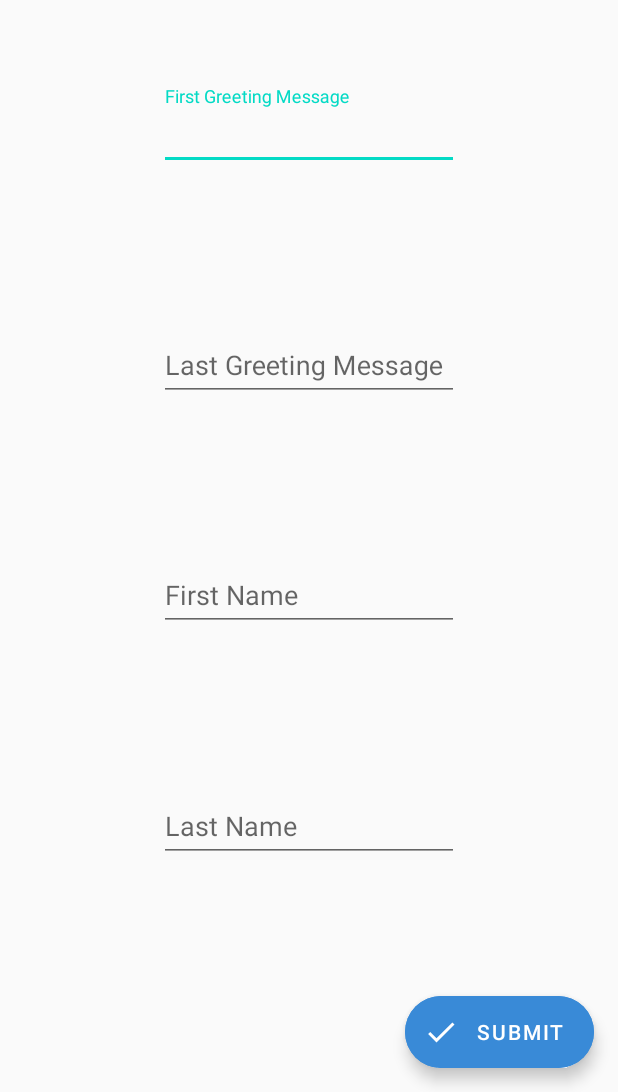
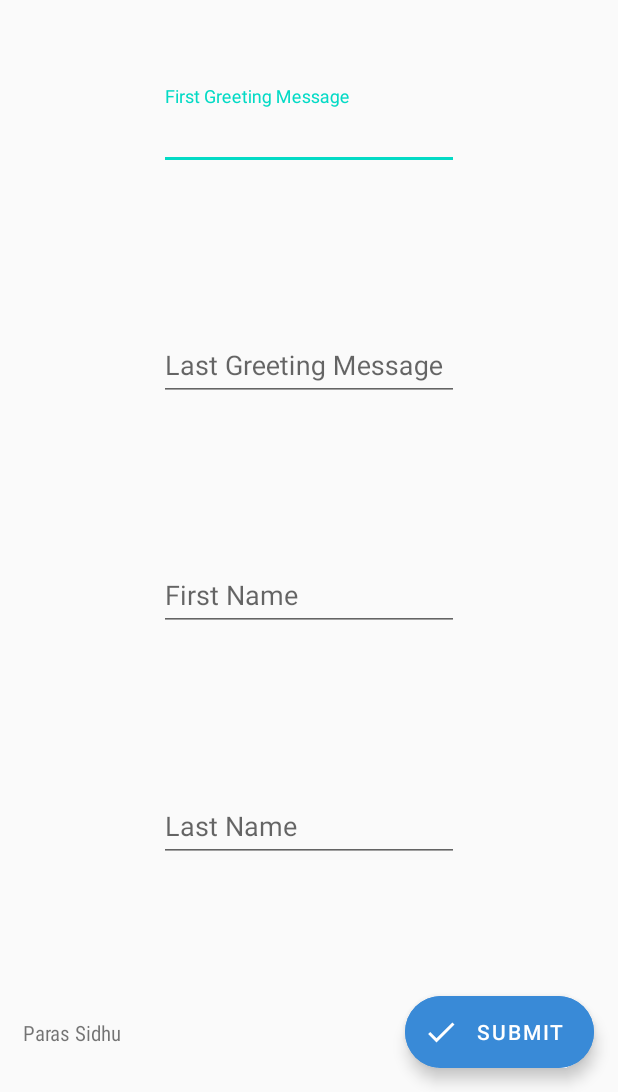
Before and after one commit to sidhuparas/AnimatedWisher, an Android app: the screen it shows after launch (MainActivity), on a phone screen of 412 x 824 dp, the part 144-1236 px from its top. Run offline under Robolectric (Android 15) with nearby library versions, the phone set to English and light mode, and no system bars.

Commit message:
Developer Name and Media

```diff
--- a/app/src/main/res/layout/activity_main.xml
+++ b/app/src/main/res/layout/activity_main.xml
@@ -42,6 +42,7 @@
         </com.google.android.material.textfield.TextInputLayout>
 
         <com.google.android.material.textfield.TextInputLayout
+            android:id="@+id/textInputLayout2"
             android:layout_width="wrap_content"
             android:layout_height="wrap_content"
             app:layout_constraintBottom_toBottomOf="parent"
@@ -51,8 +52,8 @@
             app:layout_constraintVertical_bias="0.4">
 
             <EditText
+                android:id="@+id/lastGreetingMessage"
                 style="@style/BaseEditTextStyle"
-                android:id="@+id/lastGreetingMessage"
                 android:layout_width="200dp"
                 android:layout_height="wrap_content"
                 android:hint="@string/last_greeting" />
@@ -106,6 +107,17 @@
             app:layout_constraintEnd_toEndOf="parent"
             app:rippleColor="@android:color/white" />
 
+        <TextView
+            android:id="@+id/developerName"
+            android:layout_width="wrap_content"
+            android:layout_height="wrap_content"
+            android:fontFamily="sans-serif-condensed"
+            android:text="@string/developer_name"
+            android:textSize="14sp"
+            android:layout_marginStart="15dp"
+            app:layout_constraintBottom_toBottomOf="@+id/submitBtn"
+            app:layout_constraintStart_toStartOf="parent"
+            app:layout_constraintTop_toTopOf="@+id/submitBtn" />
     </androidx.constraintlayout.widget.ConstraintLayout>
 
 </androidx.core.widget.NestedScrollView>
--- a/app/src/main/res/values/strings.xml
+++ b/app/src/main/res/values/strings.xml
@@ -5,4 +5,5 @@
     <string name="first_name">First Name</string>
     <string name="last_name">Last Name</string>
     <string name="submit">Submit</string>
+    <string name="developer_name">Paras Sidhu</string>
 </resources>
```
Also changed, not shown: 2 other files.
